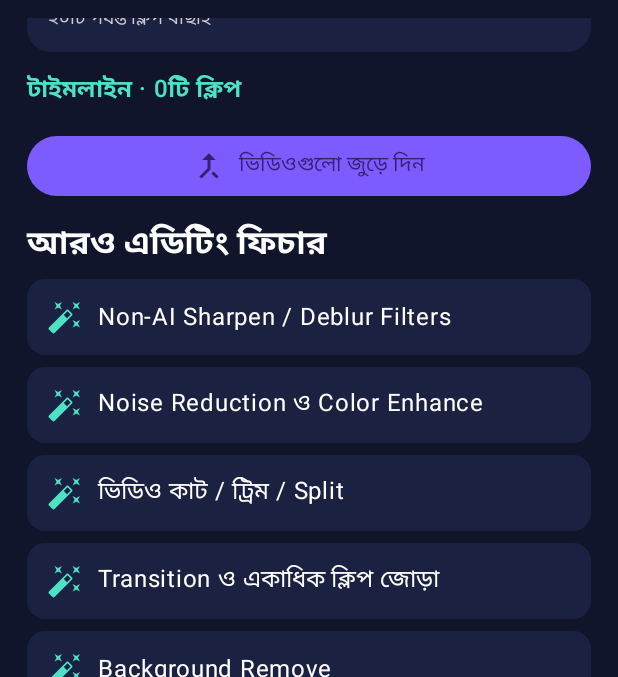
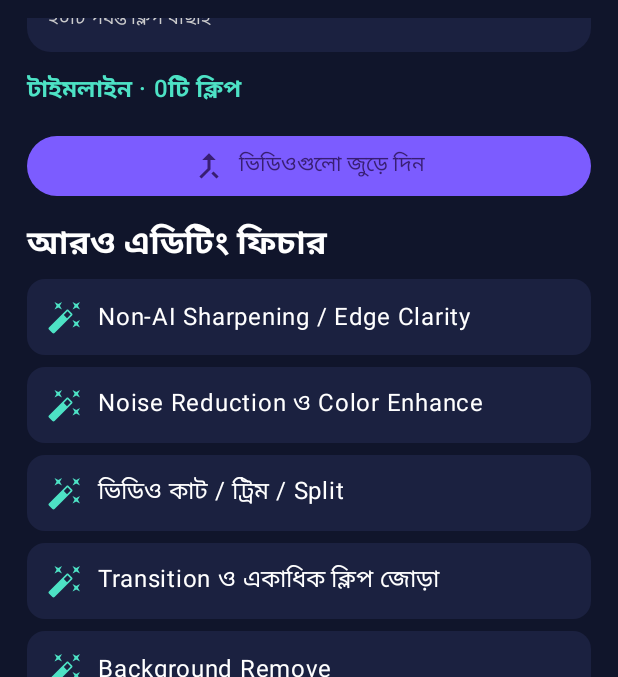
Before and after one commit to dahfhkhfbjhvdjhyv-spec/FreeRF-Global-Call, an Android app built with Jetpack Compose: the screen it shows after launch (MainActivity), scrolled down 532 dp, on a phone screen of 412 x 824 dp, the part 78-755 px from its top. Run offline under Robolectric (Android 15) with nearby library versions, the phone set to English and light mode, and no system bars.

Commit message:
Use accurate terminology for classical sharpening

```diff
--- a/pixelpro-studio/app/src/main/java/com/pixelpro/studio/MainActivity.kt
+++ b/pixelpro-studio/app/src/main/java/com/pixelpro/studio/MainActivity.kt
@@ -109,7 +109,7 @@ private fun PixelProScreen() {
     item {
      Text("আরও এডিটিং ফিচার", color = Color.White, style = MaterialTheme.typography.titleLarge, fontWeight = FontWeight.Bold)
      Column(Modifier.padding(top = 8.dp), verticalArrangement = Arrangement.spacedBy(8.dp)) {
-      listOf("Non-AI Sharpen / Deblur Filters", "Noise Reduction ও Color Enhance", "ভিডিও কাট / ট্রিম / Split", "Transition ও একাধিক ক্লিপ জোড়া", "Background Remove", "Stabilization ও Color Grading", "সাবটাইটেল, টেক্সট ও অডিও", "AI ভিডিও জেনারেশন", "4K Export (ডিভাইস সাপোর্ট সাপেক্ষে)").forEach { label ->
+      listOf("Non-AI Sharpening / Edge Clarity", "Noise Reduction ও Color Enhance", "ভিডিও কাট / ট্রিম / Split", "Transition ও একাধিক ক্লিপ জোড়া", "Background Remove", "Stabilization ও Color Grading", "সাবটাইটেল, টেক্সট ও অডিও", "AI ভিডিও জেনারেশন", "4K Export (ডিভাইস সাপোর্ট সাপেক্ষে)").forEach { label ->
        Row(Modifier.fillMaxWidth().background(Color(0xFF1B2140), RoundedCornerShape(12.dp)).padding(13.dp), verticalAlignment = Alignment.CenterVertically) {
         Icon(Icons.Default.AutoFixHigh, null, tint = Mint); Text(label, color = Color.White, modifier = Modifier.padding(start = 10.dp))
        }
```
